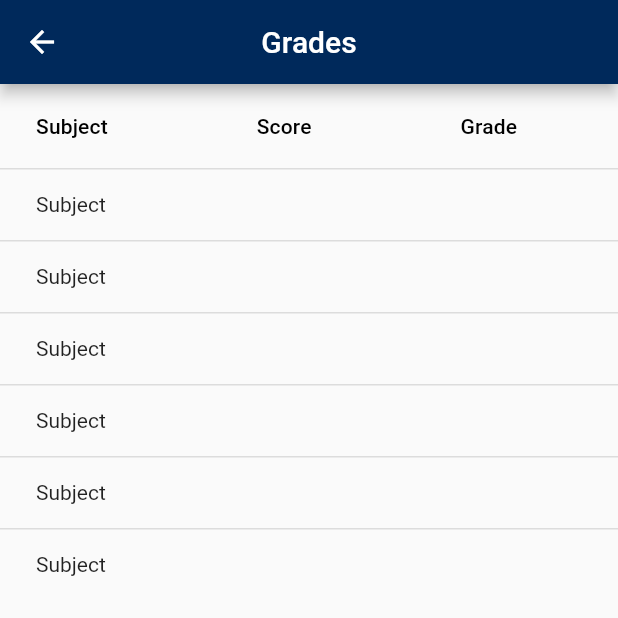
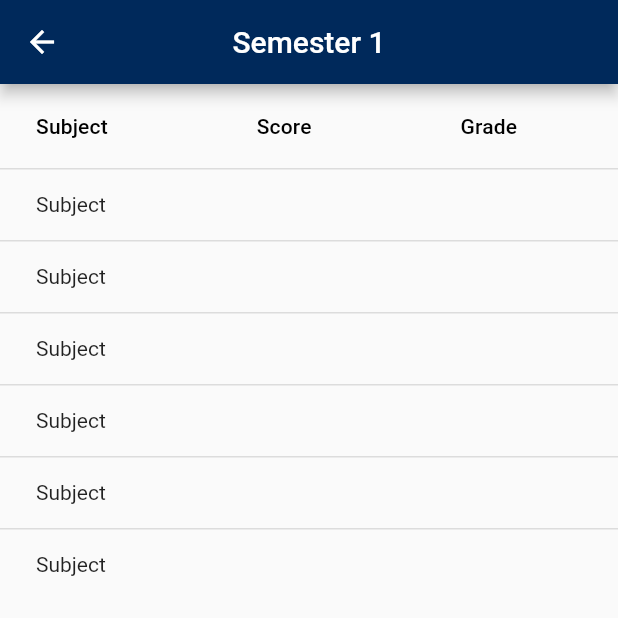
Before and after one commit to DO-DDY/graduationproject-implementation, a Flutter app: the SemesterScreen screen opened directly, on a phone screen of 412 x 824 dp, the top half of it. Run offline on Flutter 3.47's test engine with Material 2 defaults, Android fonts, the phone set to English and light mode, and no system bars; our stand-ins replace cloud_firestore, firebase_auth, firebase_core, firebase_storage, fluttertoast, image_picker; accounts and stored records are empty.

Commit message:
fix semester appbars

```diff
--- a/lib/screens/Grades_screen.dart
+++ b/lib/screens/Grades_screen.dart
@@ -41,7 +41,7 @@ class _GradesScreenState extends State<GradesScreen> {
     return Scaffold(
       appBar: AppBar(
         centerTitle: true,
-        title: Text('Grades'),
+        title: Text('Semester 8'),
       ),
       body: SafeArea(
         child: Column(
--- a/lib/screens/semester_screen.dart
+++ b/lib/screens/semester_screen.dart
@@ -41,7 +41,7 @@ class _SemesterScreenState extends State<SemesterScreen> {
     return Scaffold(
       appBar: AppBar(
         centerTitle: true,
-        title: Text('Grades'),
+        title: Text('Semester 1'),
       ),
       body: SafeArea(
         child: Column(
--- a/lib/screens/semester_screen2.dart
+++ b/lib/screens/semester_screen2.dart
@@ -41,7 +41,7 @@ class _SemesterScreen2State extends State<SemesterScreen2> {
     return Scaffold(
       appBar: AppBar(
         centerTitle: true,
-        title: Text('Grades'),
+        title: Text('Semester 2'),
       ),
       body: SafeArea(
         child: Column(
--- a/lib/screens/semester_screen3.dart
+++ b/lib/screens/semester_screen3.dart
@@ -41,7 +41,7 @@ class _SemesterScreen3State extends State<SemesterScreen3> {
     return Scaffold(
       appBar: AppBar(
         centerTitle: true,
-        title: Text('Grades'),
+        title: Text('Semester 3'),
       ),
       body: SafeArea(
         child: Column(
--- a/lib/screens/semester_screen4.dart
+++ b/lib/screens/semester_screen4.dart
@@ -41,7 +41,7 @@ class _SemesterScreen4State extends State<SemesterScreen4> {
     return Scaffold(
       appBar: AppBar(
         centerTitle: true,
-        title: Text('Grades'),
+        title: Text('Semester 4'),
       ),
       body: SafeArea(
         child: Column(
--- a/lib/screens/semester_screen5.dart
+++ b/lib/screens/semester_screen5.dart
@@ -41,7 +41,7 @@ class _SemesterScreen5State extends State<SemesterScreen5> {
     return Scaffold(
       appBar: AppBar(
         centerTitle: true,
-        title: Text('Grades'),
+        title: Text('Semester 5'),
       ),
       body: SafeArea(
         child: Column(
--- a/lib/screens/semester_screen6.dart
+++ b/lib/screens/semester_screen6.dart
@@ -41,7 +41,7 @@ class _SemesterScreen6State extends State<SemesterScreen6> {
     return Scaffold(
       appBar: AppBar(
         centerTitle: true,
-        title: Text('Grades'),
+        title: Text('Semester 6'),
       ),
       body: SafeArea(
         child: Column(
--- a/lib/screens/semester_screen7.dart
+++ b/lib/screens/semester_screen7.dart
@@ -41,7 +41,7 @@ class _SemesterScreen7State extends State<SemesterScreen7> {
     return Scaffold(
       appBar: AppBar(
         centerTitle: true,
-        title: Text('Grades'),
+        title: Text('Semester 7'),
       ),
       body: SafeArea(
         child: Column(
```
